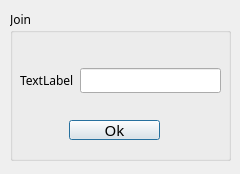
This is join.ui in Maedeh01/Ap-project as Qt 5 draws it before an edit. The edited form follows.
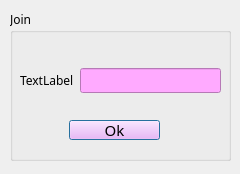
This is the edited form.

Patch:
```diff
--- a/join.ui
+++ b/join.ui
@@ -45,6 +45,9 @@
       <pointsize>11</pointsize>
      </font>
     </property>
+    <property name="styleSheet">
+     <string notr="true">background-color: rgb(255, 170, 255);</string>
+    </property>
     <property name="text">
      <string>Ok</string>
     </property>
@@ -67,7 +70,11 @@
       </widget>
      </item>
      <item>
-      <widget class="QLineEdit" name="lineEdit_name_to_join"/>
+      <widget class="QLineEdit" name="lineEdit_name_to_join">
+       <property name="styleSheet">
+        <string notr="true">background-color: rgb(255, 170, 255);</string>
+       </property>
+      </widget>
      </item>
     </layout>
    </widget>
```
